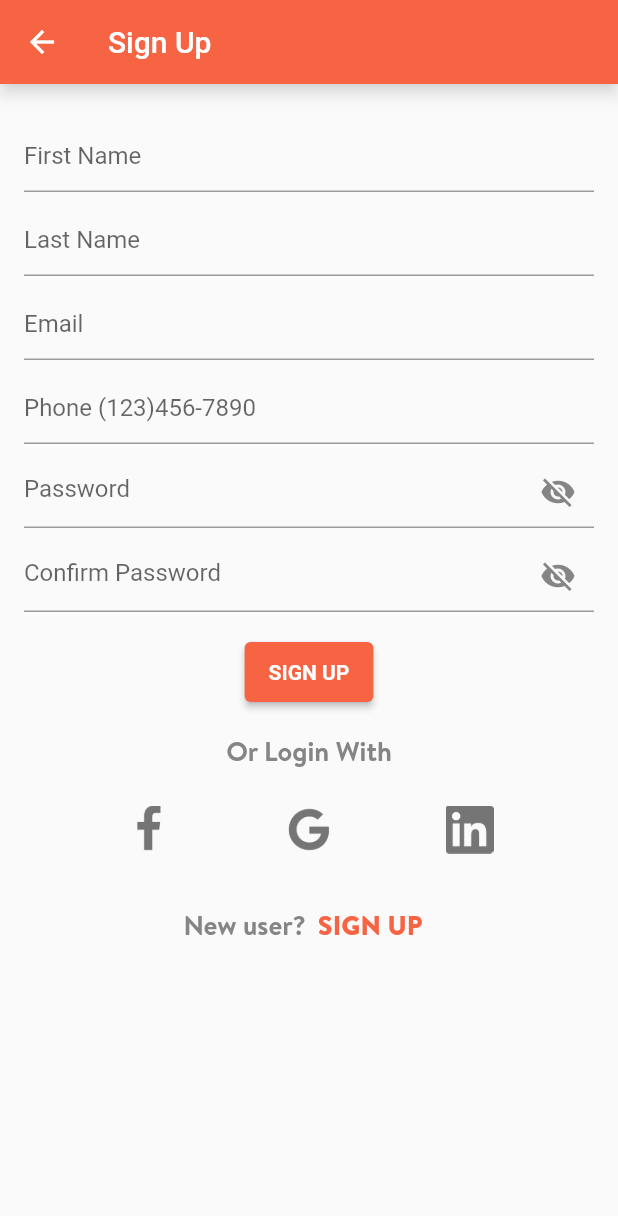
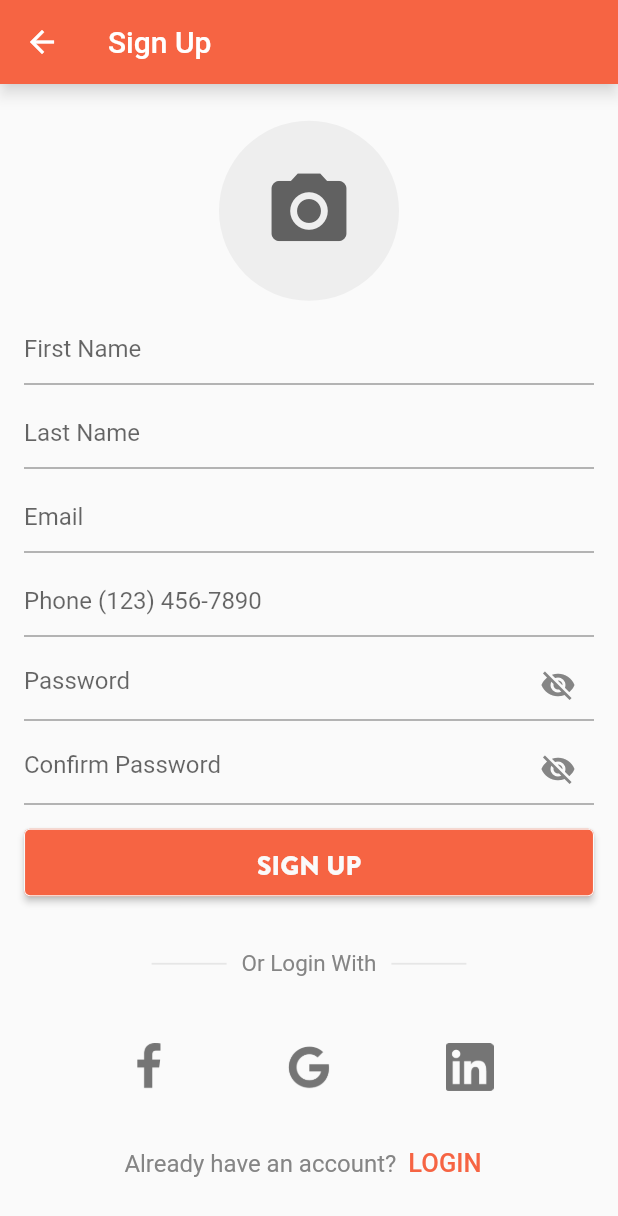
Before and after one commit to Leonel-Castnz-Kare/kare-hero-app, a Flutter app: the SignUpScreen screen opened directly, on a phone screen of 412 x 824 dp. Shown: the top 1216 px of the screen. Run offline on Flutter 3.47's test engine with Material 2 defaults, Android fonts, the phone set to English and light mode, and no system bars.

Commit message:
Add styles to signup screen

```diff
--- a/lib/screens/signup.dart
+++ b/lib/screens/signup.dart
@@ -1,5 +1,5 @@
 import 'package:flutter/material.dart';
-import 'package:flutter/services.dart';
+import 'package:kare/screens/login.dart';
 import 'package:kare/utils/colors.dart';
 
 class SignUpScreen extends StatefulWidget {
@@ -16,46 +16,90 @@ class _SignUpScreenState extends State<SignUpScreen> {
   @override
   Widget build(BuildContext context) {
     return Scaffold(
+      backgroundColor: KareColors.snow,
       appBar: AppBar(
         backgroundColor: KareColors.kareOrange,
         shadowColor: Colors.white,
         title: const Text('Sign Up'),
       ),
-      body: SafeArea(
+      body: Center(
         child: SingleChildScrollView(
           padding: const EdgeInsets.all(16.0),
           physics: const BouncingScrollPhysics(),
           child: Column(
             children: [
+              Row(
+                mainAxisAlignment: MainAxisAlignment.center,
+                children: [
+                  Container(
+                    width: 120.0,
+                    height: 120.0,
+                    decoration: BoxDecoration(
+                      color: Colors.grey[200],
+                      shape: BoxShape.circle,
+                    ),
+                    child: IconButton(
+                      onPressed: () {
+                        print('Image button tapped');
+                        // Agrega la lógica para seleccionar una imagen aquí
+                      },
+                      icon: Icon(
+                        Icons.camera_alt,
+                        size: 60.0,
+                        color: Colors.grey[700],
+                      ),
+                    ),
+                  )
+                ],
+              ),
               const SizedBox(height: 8.0),
-              TextField(
-                decoration: const InputDecoration(
+              const TextField(
+                decoration: InputDecoration(
                   hintText: 'First Name',
+                  focusedBorder: UnderlineInputBorder(
+                    borderSide: BorderSide(
+                      color: KareColors.orange,
+                      width: 2,
+                    ),
+                  ),
                 ),
               ),
               const SizedBox(height: 8.0),
-              TextField(
-                decoration: const InputDecoration(
+              const TextField(
+                decoration: InputDecoration(
                   hintText: 'Last Name',
+                  focusedBorder: UnderlineInputBorder(
+                    borderSide: BorderSide(
+                      color: KareColors.orange,
+                      width: 2,
+                    ),
+                  ),
                 ),
               ),
               const SizedBox(height: 8.0),
-              TextField(
+              const TextField(
                 keyboardType: TextInputType.emailAddress,
-                decoration: const InputDecoration(
+                decoration: InputDecoration(
                   hintText: 'Email',
+                  focusedBorder: UnderlineInputBorder(
+                    borderSide: BorderSide(
+                      color: KareColors.orange,
+                      width: 2,
+                    ),
+                  ),
                 ),
               ),
               const SizedBox(height: 8.0),
-              TextFormField(
+              const TextField(
                 keyboardType: TextInputType.phone,
-                inputFormatters: [
-                  FilteringTextInputFormatter.digitsOnly,
-                  LengthLimitingTextInputFormatter(10),
-                  // PhoneFormatter(),
-                ],
-                decoration: const InputDecoration(
-                  hintText: 'Phone (123)456-7890',
+                decoration: InputDecoration(
+                  hintText: 'Phone (123) 456-7890',
+                  focusedBorder: UnderlineInputBorder(
+                    borderSide: BorderSide(
+                      color: KareColors.orange,
+                      width: 2,
+                    ),
+                  ),
                 ),
               ),
               const SizedBox(height: 8.0),
@@ -63,6 +107,12 @@ class _SignUpScreenState extends State<SignUpScreen> {
                 obscureText: _obscurePassword,
                 decoration: InputDecoration(
                   hintText: 'Password',
+                  focusedBorder: const UnderlineInputBorder(
+                    borderSide: BorderSide(
+                      color: KareColors.orange,
+                      width: 2,
+                    ),
+                  ),
                   suffixIcon: IconButton(
                     onPressed: () {
                       setState(() {
@@ -81,6 +131,12 @@ class _SignUpScreenState extends State<SignUpScreen> {
                 obscureText: _obscureConfirmPassword,
                 decoration: InputDecoration(
                   hintText: 'Confirm Password',
+                  focusedBorder: const UnderlineInputBorder(
+                    borderSide: BorderSide(
+                      color: KareColors.orange,
+                      width: 2,
+                    ),
+                  ),
                   suffixIcon: IconButton(
                     onPressed: () {
                       setState(() {
@@ -95,10 +151,18 @@ class _SignUpScreenState extends State<SignUpScreen> {
                 ),
               ),
               const SizedBox(height: 16.0),
-              ElevatedButton(
-                style: ButtonStyle(
+              Column(
+                crossAxisAlignment: CrossAxisAlignment.stretch,
+                children: [
+                  SizedBox(
+                    height: 45,
+                    child: ElevatedButton(
+                      style: const ButtonStyle(
                         backgroundColor:
-                      MaterialStateProperty.all(KareColors.kareOrange),
+                            MaterialStatePropertyAll(KareColors.kareOrange),
+                        side: MaterialStatePropertyAll(
+                          BorderSide(color: KareColors.snow, width: 0.7),
+                        ),
                       ),
                       onPressed: () {},
                       child: const Padding(
@@ -106,19 +170,50 @@ class _SignUpScreenState extends State<SignUpScreen> {
                         child: Text(
                           'SIGN UP',
                           style: TextStyle(
-                      color: Colors.white,
-                      fontWeight: FontWeight.bold,
+                            color: KareColors.snow,
+                            fontSize: 18,
+                            fontFamily: 'BrandonText',
                           ),
                         ),
                       ),
                     ),
+                  ),
+                ],
+              ),
               const SizedBox(height: 16.0),
-              const Text(
+              Row(
+                mainAxisAlignment: MainAxisAlignment.center,
+                children: const [
+                  SizedBox(
+                    width: 50,
+                    height: 10,
+                    child: Divider(
+                      color: KareColors.gray2,
+                      thickness: 1.2,
+                    ),
+                  ),
+                  Padding(
+                    padding: EdgeInsets.symmetric(
+                      vertical: 20,
+                      horizontal: 10,
+                    ),
+                    child: Text(
                       'Or Login With',
                       style: TextStyle(
                         color: KareColors.darkGray2,
-                    fontSize: 18,
-                    fontFamily: 'BrandonText'),
+                        fontSize: 15,
+                      ),
+                    ),
+                  ),
+                  SizedBox(
+                    width: 50,
+                    height: 30,
+                    child: Divider(
+                      color: KareColors.gray2,
+                      thickness: 1.2,
+                    ),
+                  ),
+                ],
               ),
               const SizedBox(height: 16.0),
               Row(
@@ -143,20 +238,21 @@ class _SignUpScreenState extends State<SignUpScreen> {
                 mainAxisAlignment: MainAxisAlignment.center,
                 children: [
                   const Text(
-                    'New user?',
-                    style: TextStyle(
-                        color: KareColors.darkGray2,
-                        fontSize: 18,
-                        fontFamily: 'BrandonText'),
+                    'Already have an account?',
+                    style: TextStyle(color: KareColors.darkGray2, fontSize: 16),
                   ),
                   TextButton(
-                    onPressed: () {},
+                    onPressed: () {
+                      Navigator.of(context).push(
+                        MaterialPageRoute(
+                          builder: (context) => const LoginScreen(),
+                        ),
+                      );
+                    },
                     child: const Text(
-                      'SIGN UP',
+                      'LOGIN',
                       style: TextStyle(
-                          color: KareColors.kareOrange,
-                          fontSize: 18,
-                          fontFamily: 'BrandonText'),
+                          color: KareColors.kareOrange, fontSize: 17),
                     ),
                   ),
                 ],
```
Lines whose indentation alone changed are shown as unchanged.
